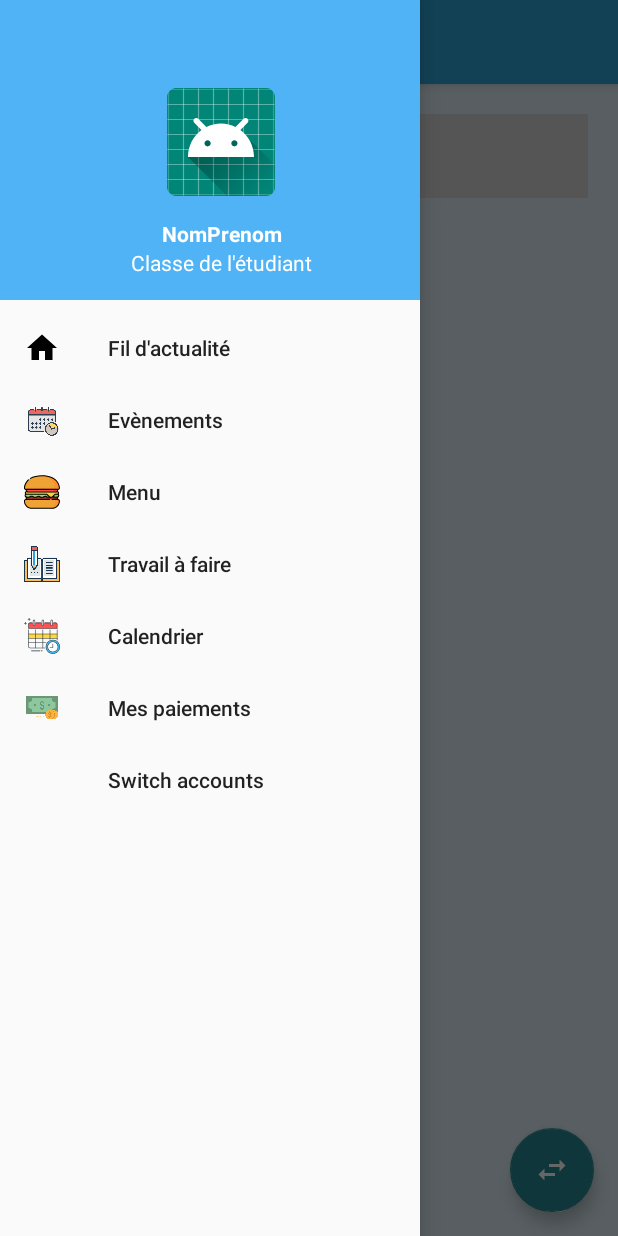
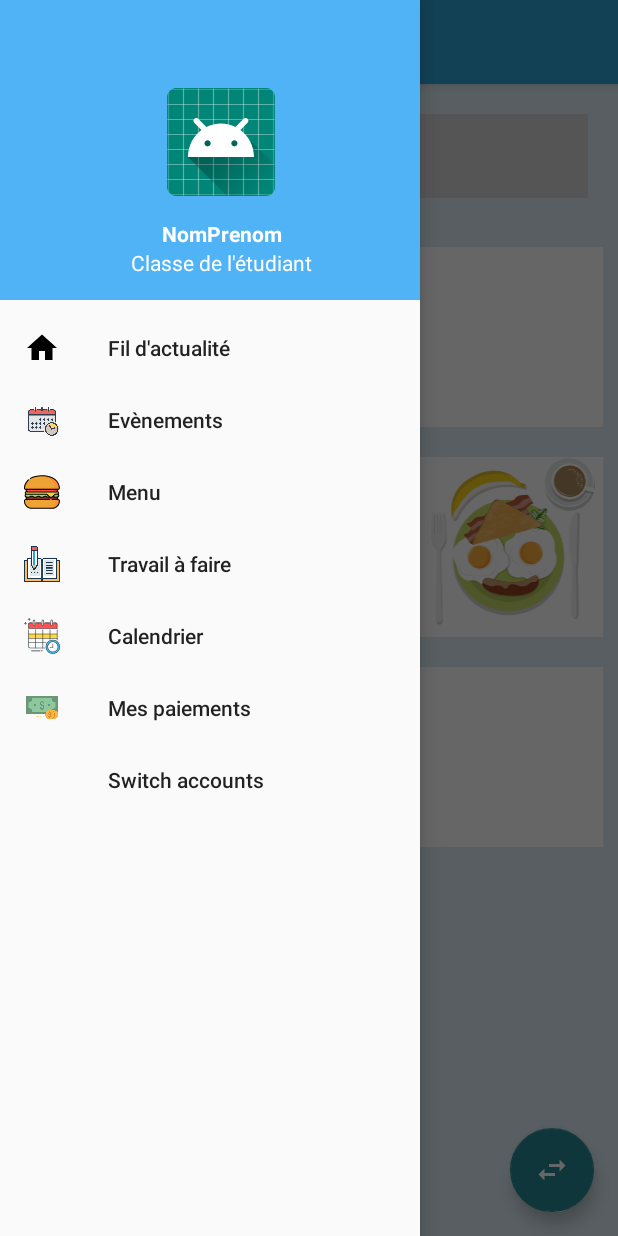
Before and after one commit to saiyenman/Creches, an Android app: the fragment FoodFragment placed in its activity, with the side drawer open, on a phone screen of 412 x 824 dp. Run offline under Robolectric (Android 15) with nearby library versions, the phone set to English and light mode, and no system bars; our stand-ins replace Firebase (no records; nobody signed in at launch, a user with empty details on screens opened directly); libraries missing offline, so code that uses them is left out: com.dialog.plus, com.xwray.groupie; Roboto replaces fonts that are not available here; 2 statements that could not run were skipped.

```diff
--- a/app/src/main/res/layout/fragment_food.xml
+++ b/app/src/main/res/layout/fragment_food.xml
@@ -72,16 +72,140 @@
 
     </LinearLayout>
 
-    <androidx.recyclerview.widget.RecyclerView
-        android:id="@+id/menu_rv"
-        android:layout_width="wrap_content"
-        android:layout_height="wrap_content"
-        android:layout_marginStart="20dp"
-        android:layout_marginTop="20dp"
-        android:layout_marginEnd="20dp"
-        app:layoutManager="androidx.recyclerview.widget.LinearLayoutManager"
-        app:layout_constraintEnd_toEndOf="parent"
+    <LinearLayout
+        android:layout_width="match_parent"
+        android:layout_height="0dp"
+        android:layout_margin="8dp"
+        android:orientation="vertical"
+        app:layout_constraintBottom_toBottomOf="parent"
         app:layout_constraintStart_toStartOf="parent"
-        app:layout_constraintTop_toBottomOf="@+id/linearLayout" />
+        app:layout_constraintTop_toBottomOf="@+id/linearLayout">
+
+        <LinearLayout
+            android:layout_width="match_parent"
+            android:layout_height="wrap_content"
+            android:layout_marginLeft="2dp"
+            android:layout_marginRight="2dp"
+            android:layout_marginBottom="20dp"
+            android:background="#fff"
+            android:orientation="horizontal">
+
+            <ImageView
+                android:id="@+id/imageView3"
+                android:layout_width="120dp"
+                android:layout_height="120dp"
+                app:srcCompat="@drawable/petitdejeuner" />
+
+            <LinearLayout
+                android:layout_width="wrap_content"
+                android:layout_height="wrap_content"
+                android:orientation="vertical">
+
+                <TextView
+                    android:layout_width="wrap_content"
+                    android:layout_height="wrap_content"
+                    android:layout_margin="8dp"
+                    android:fontFamily="@font/gess"
+                    android:text="@string/meal1"
+                    android:textColor="@color/colorPrimaryDark"
+                    android:textSize="16sp" />
+
+                <TextView
+                    android:id="@+id/menu_item_meal1"
+                    android:layout_width="wrap_content"
+                    android:layout_height="wrap_content"
+                    android:fontFamily="@font/gess"
+                    android:gravity="center"
+                    android:textColor="@android:color/black"
+                    android:textSize="14sp" />
+            </LinearLayout>
+        </LinearLayout>
+
+        <LinearLayout
+            android:layout_width="match_parent"
+            android:layout_height="wrap_content"
+            android:layout_marginLeft="2dp"
+            android:layout_marginRight="2dp"
+            android:layout_marginBottom="20dp"
+            android:background="#fff"
+            android:gravity="right"
+            android:orientation="horizontal">
+
+            <LinearLayout
+                android:layout_width="wrap_content"
+                android:layout_height="wrap_content"
+                android:orientation="vertical">
+
+                <TextView
+                    android:layout_width="wrap_content"
+                    android:layout_height="wrap_content"
+                    android:layout_margin="8dp"
+                    android:fontFamily="@font/gess"
+                    android:text="@string/meal2"
+                    android:textColor="@color/colorPrimaryDark"
+                    android:textSize="16sp" />
+
+                <TextView
+                    android:id="@+id/menu_item_meal2"
+                    android:layout_width="wrap_content"
+                    android:layout_height="wrap_content"
+                    android:fontFamily="@font/gess"
+                    android:gravity="center"
+                    android:text="TextView"
+                    android:textColor="@android:color/black"
+                    android:textSize="14sp" />
+            </LinearLayout>
+
+            <ImageView
+                android:id="@+id/imageView8"
+                android:layout_width="120dp"
+                android:layout_height="120dp"
+                app:srcCompat="@drawable/ic_breakfast_asset" />
+        </LinearLayout>
+
+        <LinearLayout
+            android:layout_width="match_parent"
+            android:layout_height="wrap_content"
+            android:layout_marginLeft="2dp"
+            android:layout_marginRight="2dp"
+            android:layout_marginBottom="20dp"
+            android:background="#fff"
+            android:gravity="center"
+            android:orientation="horizontal">
+
+            <ImageView
+                android:id="@+id/imageView9"
+                android:layout_width="120dp"
+                android:layout_height="120dp"
+                android:padding="20dp"
+                app:srcCompat="@drawable/snack" />
+
+            <LinearLayout
+                android:layout_width="match_parent"
+                android:layout_height="match_parent"
+                android:orientation="vertical">
+
+                <TextView
+                    android:layout_width="wrap_content"
+                    android:layout_height="wrap_content"
+                    android:layout_margin="8dp"
+                    android:fontFamily="@font/gess"
+                    android:text="@string/meal3"
+                    android:textColor="@color/colorPrimaryDark"
+                    android:textSize="16sp" />
+
+                <TextView
+                    android:id="@+id/menu_item_meal3"
+                    android:layout_width="wrap_content"
+                    android:layout_height="wrap_content"
+                    android:fontFamily="@font/gess"
+                    android:gravity="center"
+                    android:text="TextView"
+                    android:textColor="@android:color/black"
+                    android:textSize="14sp" />
+            </LinearLayout>
+
+        </LinearLayout>
+    </LinearLayout>
 
 </androidx.constraintlayout.widget.ConstraintLayout>
```
Also changed, not shown: app/src/main/java/com/intellitech/creches/fragment/FoodFragment.kt (+4 -12 lines), app/src/main/java/com/intellitech/creches/items/MenuItem.kt (deleted, +0 -19 lines), app/src/main/res/layout/menuitem.xml (deleted, +0 -143 lines).
